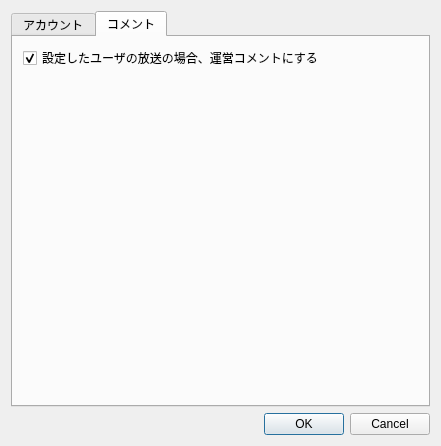
Old version of the form ui/settingswindow.ui in the repository diginatu/Viqo.
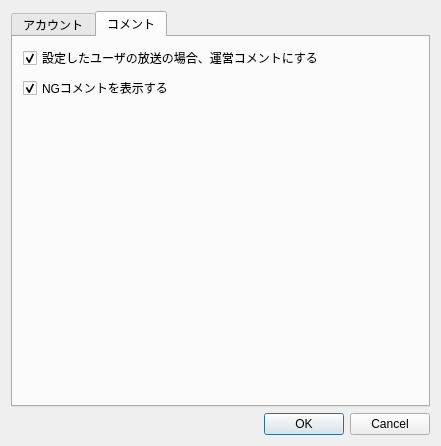
New version of the form. The open tabs and pages were chosen to show the change.

Commit message: added option to display NG comments fixed comment special charactor bug

Diff of the .ui file:
```diff
--- a/ui/settingswindow.ui
+++ b/ui/settingswindow.ui
@@ -182,6 +182,22 @@
         <bool>true</bool>
        </property>
       </widget>
+      <widget class="QCheckBox" name="comment_dipspNG_chk">
+       <property name="geometry">
+        <rect>
+         <x>10</x>
+         <y>40</y>
+         <width>171</width>
+         <height>22</height>
+        </rect>
+       </property>
+       <property name="text">
+        <string>NGコメントを表示する</string>
+       </property>
+       <property name="checked">
+        <bool>true</bool>
+       </property>
+      </widget>
      </widget>
     </widget>
    </item>
```
Left out of the diff: 4 changed lines with no effect on the pictures. The commit also changes 8 other files.
